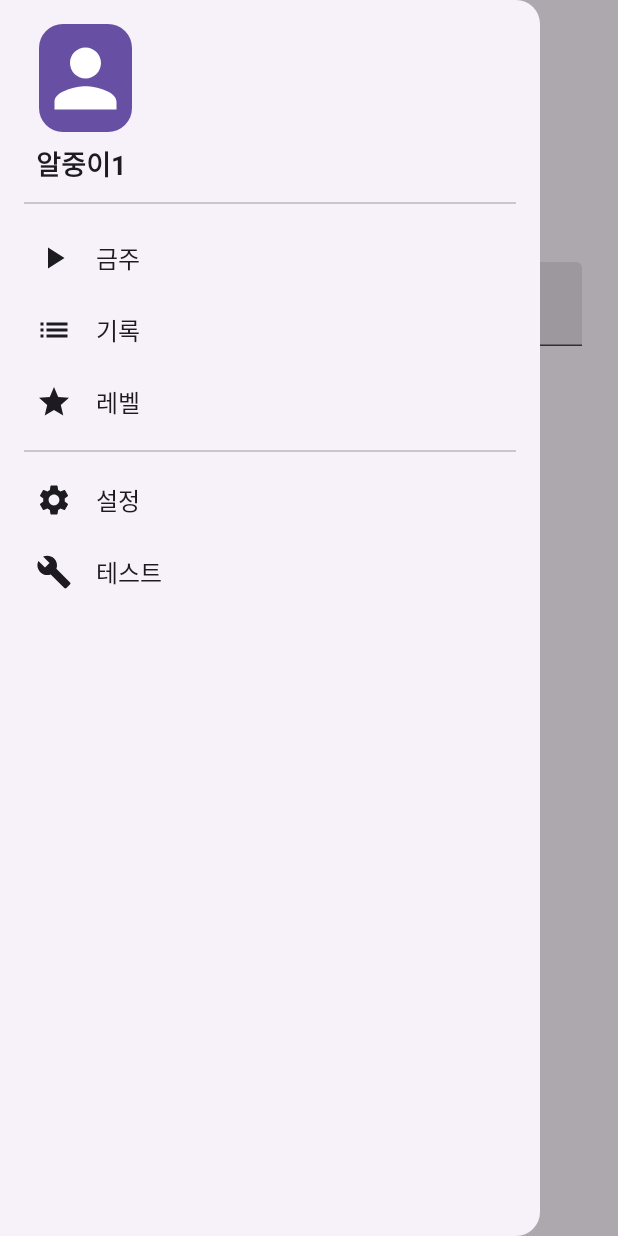
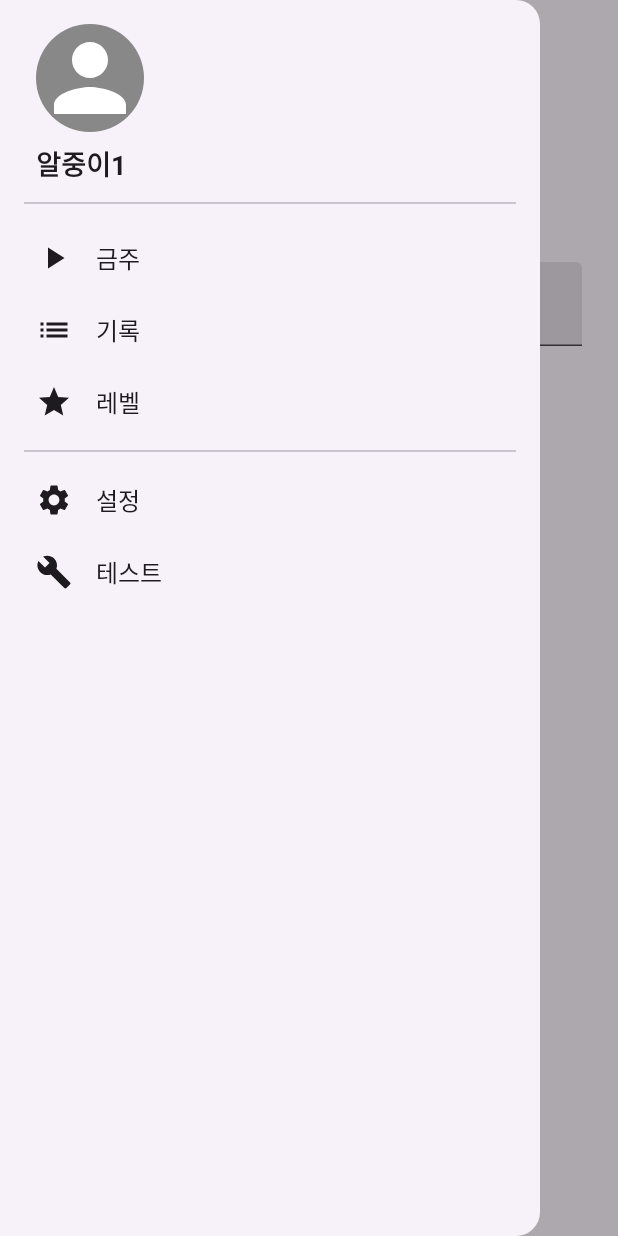
Before and after one commit to yslee-sound/AlcoholicTimer, an Android app built with Jetpack Compose: the screen it shows after launch (StartActivity), after a tap on "메뉴", on a phone screen of 412 x 824 dp. Run offline under Robolectric (Android 15) with nearby library versions, the phone set to English and light mode, and no system bars; 1 other tap on this screen came first.

Commit message:
hamburger good

```diff
--- a/app/src/main/java/com/example/alcoholictimer/BaseActivity.kt
+++ b/app/src/main/java/com/example/alcoholictimer/BaseActivity.kt
@@ -6,12 +6,14 @@ import androidx.activity.ComponentActivity
 import androidx.activity.compose.setContent
 import androidx.compose.foundation.clickable
 import androidx.compose.foundation.layout.*
+import androidx.compose.foundation.shape.CircleShape
 import androidx.compose.material.icons.Icons
 import androidx.compose.material.icons.filled.*
 import androidx.compose.material3.*
 import androidx.compose.runtime.*
 import androidx.compose.ui.Alignment
 import androidx.compose.ui.Modifier
+import androidx.compose.ui.graphics.Color
 import androidx.compose.ui.graphics.vector.ImageVector
 import androidx.compose.ui.platform.LocalContext
 import androidx.compose.ui.text.font.FontWeight
@@ -149,19 +151,20 @@ fun DrawerMenu(
     ) {
         Box(
             modifier = Modifier
-                .size(72.dp)
+                .width(80.dp) // 가로 크기를 수동으로 조절 가능
+                .height(72.dp) // 세로 크기를 수동으로 조절 가능
                 .align(Alignment.Start)
-                .padding(start = 10.dp) // 아바타만 오른쪽으로 이동
+                .padding(start = 8.dp)
         ) {
             Surface(
-                shape = MaterialTheme.shapes.large,
-                color = MaterialTheme.colorScheme.primary,
+                shape = CircleShape, // 원형 배경으로 변경
+                color = Color(0xFF888888), // 더 진한 그레이 톤 배경 적용
                 modifier = Modifier.fillMaxSize()
             ) {
                 Icon(
                     imageVector = Icons.Default.Person,
                     contentDescription = "아바타",
-                    tint = MaterialTheme.colorScheme.onPrimary,
+                    tint = Color.White, // 아이콘을 밝은 흰색으로 변경
                     modifier = Modifier.size(40.dp).align(Alignment.Center)
                 )
             }
@@ -246,19 +249,20 @@ fun DrawerMenuPreview(
     ) {
         Box(
             modifier = Modifier
-                .size(72.dp)
+                .width(80.dp) // 가로 크기를 수동으로 조절 가능
+                .height(72.dp) // 세로 크기를 수동으로 조절 가능
                 .align(Alignment.Start)
-                .padding(start = 8.dp) // 아바타만 오른쪽으로 이동
+                .padding(start = 8.dp)
         ) {
             Surface(
-                shape = MaterialTheme.shapes.large,
-                color = MaterialTheme.colorScheme.primary,
+                shape = CircleShape, // 원형 배경으로 변경
+                color = Color(0xFF888888), // 더 진한 그레이 톤 배경 적용
                 modifier = Modifier.fillMaxSize()
             ) {
                 Icon(
                     imageVector = Icons.Default.Person,
                     contentDescription = "아바타",
-                    tint = MaterialTheme.colorScheme.onPrimary,
+                    tint = Color.White, // 아이콘을 밝은 흰색으로 변경
                     modifier = Modifier.size(40.dp).align(Alignment.Center)
                 )
             }
```
